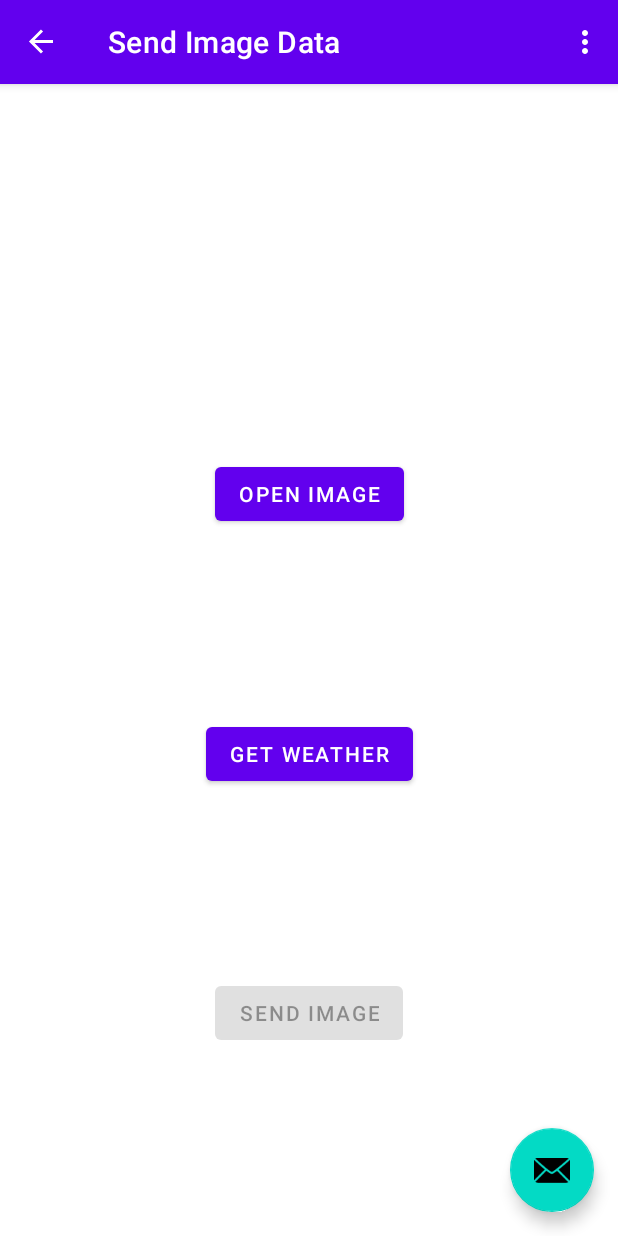
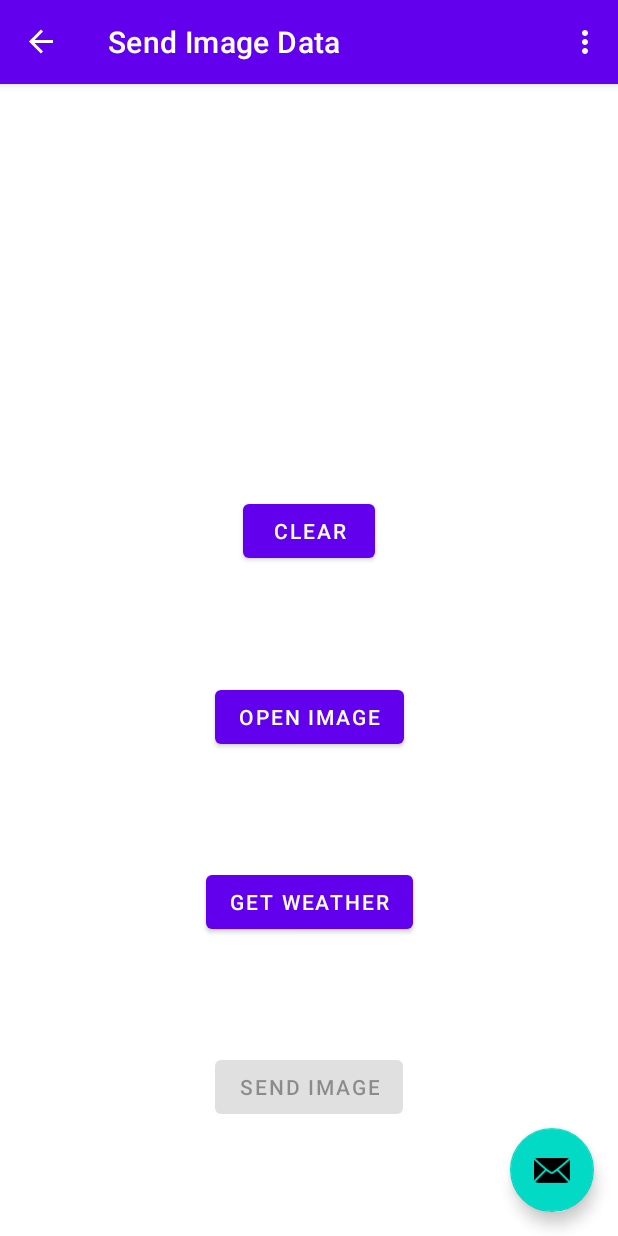
Before and after one commit to bitbank2/BLE_2_EPaper, an Android app: the SecondFragment screen opened through its navigation route, on a phone screen of 412 x 824 dp. Run offline under Robolectric (Android 15) with nearby library versions, the phone set to English and light mode, and no system bars; our stand-ins replace navigation-ui; 1 statement that could not run was skipped.

```diff
--- a/ESLImageTransfer/app/src/main/java/com/example/eslimagetransfer/FirstFragment.java
+++ b/ESLImageTransfer/app/src/main/java/com/example/eslimagetransfer/FirstFragment.java
@@ -309,7 +309,7 @@ public class FirstFragment extends Fragment {
             if (deviceName == null) { // use the address
                 deviceName = device.toString();
             }
-            if(deviceName.startsWith("ESL_") && !listBluetoothDevice.contains(device)){
+            if((deviceName.startsWith("ESL_") || deviceName.startsWith("EPD_")) && !listBluetoothDevice.contains(device)){
                 listBluetoothDevice.add(device);
                 listBTName.add(deviceName);
                 binding.lelist.invalidateViews();
--- a/ESLImageTransfer/app/src/main/res/layout/fragment_second.xml
+++ b/ESLImageTransfer/app/src/main/res/layout/fragment_second.xml
@@ -16,6 +16,15 @@
         app:layout_constraintBottom_toTopOf="@id/button_open"
         app:layout_constraintTop_toTopOf="parent" />
     <Button
+        android:id="@+id/button_clear"
+        android:layout_width="wrap_content"
+        android:layout_height="wrap_content"
+        android:text="@string/clear"
+        app:layout_constraintBottom_toTopOf="@id/button_open"
+        app:layout_constraintEnd_toEndOf="parent"
+        app:layout_constraintStart_toStartOf="parent"
+        app:layout_constraintTop_toBottomOf="@id/imageview_second" />
+    <Button
         android:id="@+id/button_open"
         android:layout_width="wrap_content"
         android:layout_height="wrap_content"
@@ -23,7 +32,7 @@
         app:layout_constraintBottom_toTopOf="@id/button_weather"
         app:layout_constraintEnd_toEndOf="parent"
         app:layout_constraintStart_toStartOf="parent"
-        app:layout_constraintTop_toBottomOf="@id/imageview_second" />
+        app:layout_constraintTop_toBottomOf="@id/button_clear" />
     <Button
         android:id="@+id/button_weather"
         android:layout_width="wrap_content"
--- a/ESLImageTransfer/app/src/main/res/values/strings.xml
+++ b/ESLImageTransfer/app/src/main/res/values/strings.xml
@@ -6,6 +6,7 @@
     <string name="second_fragment_label">Send Image Data</string>
     <string name="next">Next</string>
     <string name="openimage">Open Image</string>
+    <string name="clear">Clear</string>
     <string name="sendimage">Send Image</string>
     <string name="getweather">Get Weather</string>
     <string name="scan_for_esl_devices">Scan for ESL devices</string>
```
Also changed, not shown: ESLImageTransfer/app/src/main/java/com/example/eslimagetransfer/SecondFragment.java (+36 -1 lines), 7 other files.
